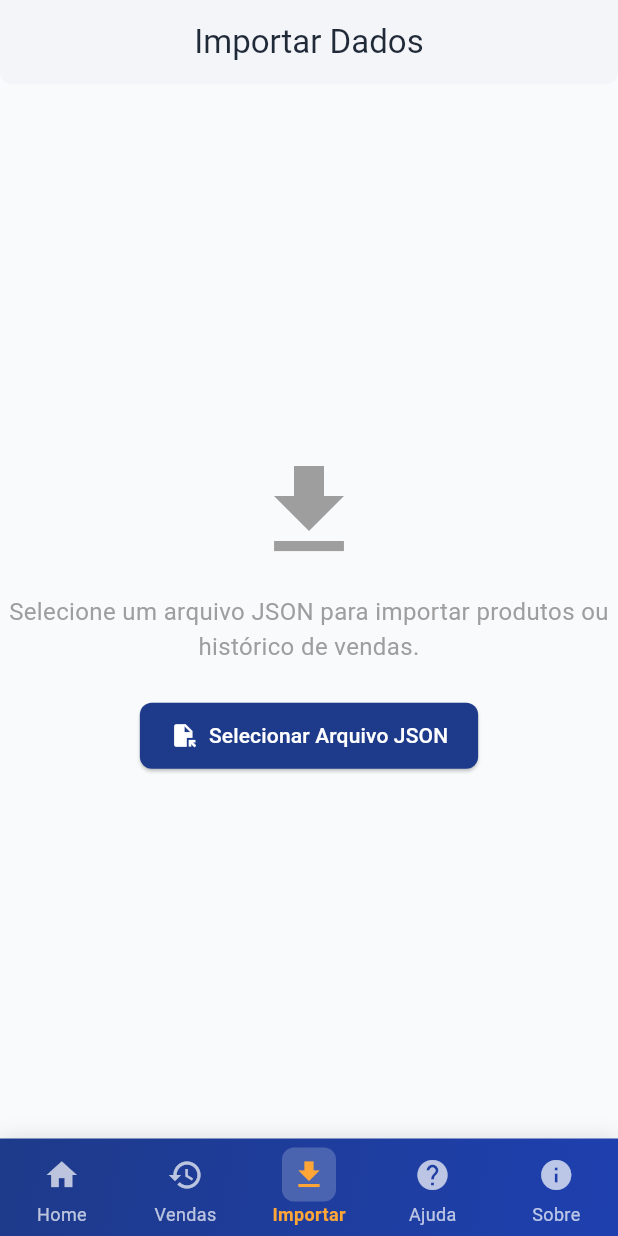
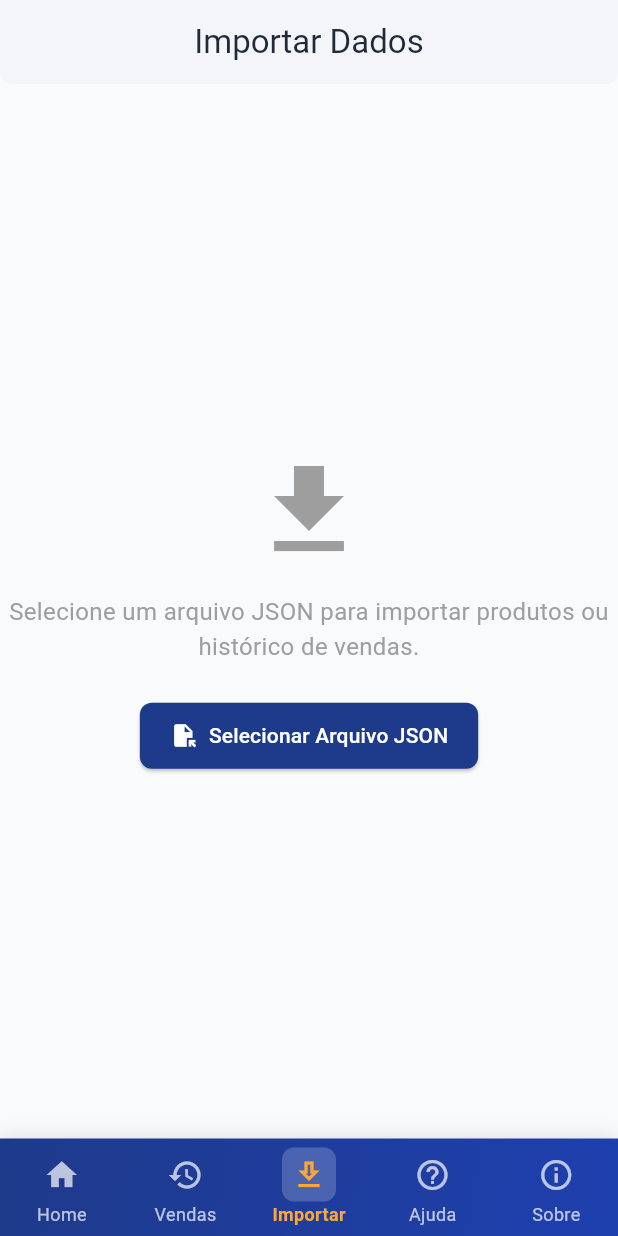
Before and after one commit to joaocarlos-losfe/desafio_monalisa, a Flutter app: the screen it shows after launch, item 3 of the bottom bar chosen, on a phone screen of 412 x 824 dp. Run offline on Flutter 3.47's test engine with Material 3 defaults, Android fonts, the phone set to English and light mode, and no system bars; our stand-ins replace file_picker, fl_chart, flutter_animate, shared_preferences.

Commit message:
updated readme.md

```diff
--- a/lib/presentation/widgets/mobile_layout_widget.dart
+++ b/lib/presentation/widgets/mobile_layout_widget.dart
@@ -58,10 +58,10 @@ class _MobileLayoutWidgetState extends State<MobileLayoutWidget> {
         },
         items: [
           _buildNavItem(Icons.home, 'Home', 0),
-          _buildNavItem(Icons.history, 'Vendas', 1),
-          _buildNavItem(Icons.download, 'Importar', 2),
-          _buildNavItem(Icons.help, 'Ajuda', 3),
-          _buildNavItem(Icons.info, 'Sobre', 4),
+          _buildNavItem(Icons.history_outlined, 'Vendas', 1),
+          _buildNavItem(Icons.download_outlined, 'Importar', 2),
+          _buildNavItem(Icons.help_outline, 'Ajuda', 3),
+          _buildNavItem(Icons.info_outline, 'Sobre', 4),
         ],
       ),
     );
```
Also changed, not shown: 1 other file.
